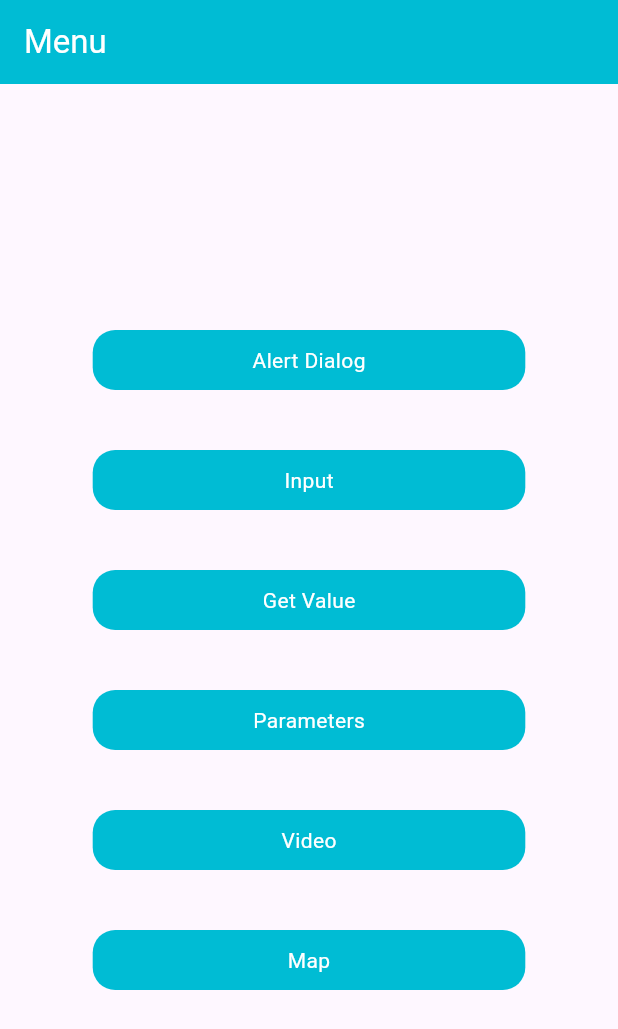
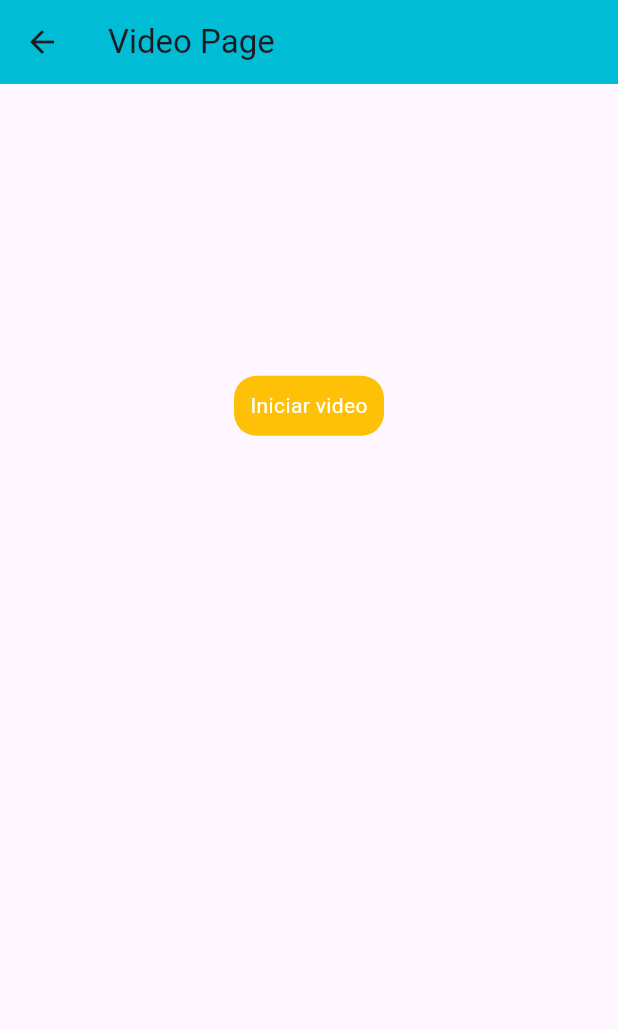
Before and after one commit to eloimoncho/tutorialFlutter, a Flutter app: the MenuPage screen opened directly, after a tap on "Video", on a phone screen of 412 x 824 dp. Shown: the top 1029 px of the screen. Run offline on Flutter 3.47's test engine with Material 3 defaults, Android fonts, the phone set to English and light mode, and no system bars; missing offline and left inert: mqtt_client.

Commit message:
Video Stream

```diff
--- a/lib/pages/menu_page.dart
+++ b/lib/pages/menu_page.dart
@@ -3,6 +3,7 @@ import 'package:provider/provider.dart';
 import 'package:tutorial/components/my_menu_button.dart';
 import 'package:tutorial/pages/input_page.dart';
 import 'package:tutorial/pages/parameters_page.dart';
+import 'package:tutorial/pages/video_page.dart';
 import 'package:tutorial/services/my_mqtt_client.dart';
 
 class MenuPage extends StatelessWidget {
@@ -60,7 +61,7 @@ class MenuPage extends StatelessWidget {
                 const SizedBox(height: 40,),
                 MyMenuButton(title: 'Parameters', onTap: (){Navigator.push(context, MaterialPageRoute(builder: (context) => const ParametersPage(),));}),
                 const SizedBox(height: 40,),
-                MyMenuButton(title: 'Video', onTap: (){}),
+                MyMenuButton(title: 'Video', onTap: (){Navigator.push(context, MaterialPageRoute(builder: (context) => const VideoPage(),));}),
                 const SizedBox(height: 40,),
                 MyMenuButton(title: 'Map', onTap: (){}),
               ],
--- /dev/null
+++ b/lib/pages/video_page.dart
@@ -0,0 +1,85 @@
+import 'dart:convert';
+import 'dart:typed_data';
+
+import 'package:flutter/material.dart';
+import 'package:provider/provider.dart';
+import 'package:tutorial/services/my_mqtt_client.dart';
+
+class VideoPage extends StatefulWidget {
+  const VideoPage({super.key});
+
+  @override
+  State<VideoPage> createState() => _VideoPageState();
+}
+
+class _VideoPageState extends State<VideoPage> {
+  bool isReceiving = false;
+  Uint8List? backgroundImage;
+
+  Uint8List decodeAndShow(String frame){
+    Uint8List image = base64Decode(frame);
+    backgroundImage = image;
+    return image;
+  }
+
+
+  @override
+  Widget build(BuildContext context) {
+    return Scaffold(
+      appBar: AppBar(
+        title: const Text('Video Page'),
+        backgroundColor: Colors.cyan,
+      ),
+      body: SafeArea(
+        child: Center(
+          child: Column(
+            mainAxisAlignment: MainAxisAlignment.center,
+            children: [
+              InkWell(
+                onTap: () {
+                  if(isReceiving == false){
+                    Provider.of<MQTTClientWrapper>(context, listen: false).publishMessage('', 'StartVideoStream');
+                  }
+                  else{
+                    Provider.of<MQTTClientWrapper>(context, listen: false).publishMessage('', 'StopVideoStream');
+                  }
+                  setState(() {
+                      isReceiving = !isReceiving;
+                    });
+                },
+                child: Container(
+                  width: 100,
+                  height: 40,
+                  alignment: Alignment.center,
+                  decoration: BoxDecoration(
+                    color: Colors.amber,
+                    borderRadius: BorderRadius.circular(15),
+                    ),
+                    child: Text(
+                      isReceiving ? 'Detener video' : 'Iniciar video',
+                      style: const TextStyle(color: Colors.white),
+                    ),
+                ),
+              ),
+              const SizedBox(height: 30),
+              Consumer<MQTTClientWrapper>(
+                builder: (context, value, child) {
+                  return AspectRatio(aspectRatio: 4/3,
+                  child: SizedBox(
+                    width: MediaQuery.of(context).size.width,
+                    child: Stack(children: [
+                      if(backgroundImage != null)
+                        Image.memory(backgroundImage!, fit: BoxFit.cover),
+                      if(value.lastVideoFrame.isNotEmpty)Image.memory(decodeAndShow(value.lastVideoFrame), fit: BoxFit.cover ,)
+                    ]),
+                    ),
+                  );
+                },
+              )
+            ],
+          )
+        ),
+      )
+    );
+  }
+}
--- a/lib/services/my_mqtt_client.dart
+++ b/lib/services/my_mqtt_client.dart
@@ -17,6 +17,7 @@ enum MqttSubscriptionState { IDLE, SUBSCRIBED }
 
 class MQTTClientWrapper extends ChangeNotifier {
   List<String>listaValueMensajes = [];
+  String lastVideoFrame = '';
   /*
   MqttServerClient client = MqttServerClient.withPort(
     '3b36b1a9f1744afba0f41671d1040340.s1.eu.hivemq.cloud',
@@ -107,11 +108,11 @@ class MQTTClientWrapper extends ChangeNotifier {
           MqttPublishPayload.bytesToStringAsString(recMess.payload.message);
 
       if (c[0].topic == 'Value') listaValueMensajes.add(message);
-    /*  if (c[0].topic == 'videoFrame') {
+      if (c[0].topic == 'videoFrame') {
         lastVideoFrame = message;
         notifyListeners();
       }
-    */
+
       print('YOU GOT A NEW MESSAGE:');
       print(message);
     });
```
